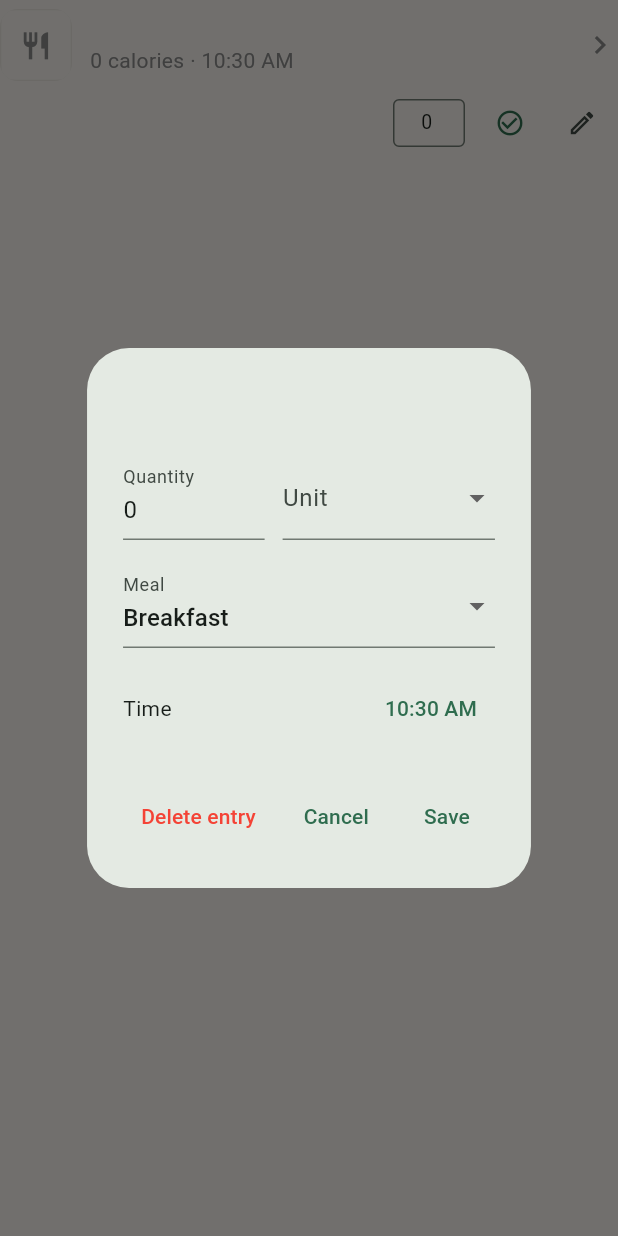
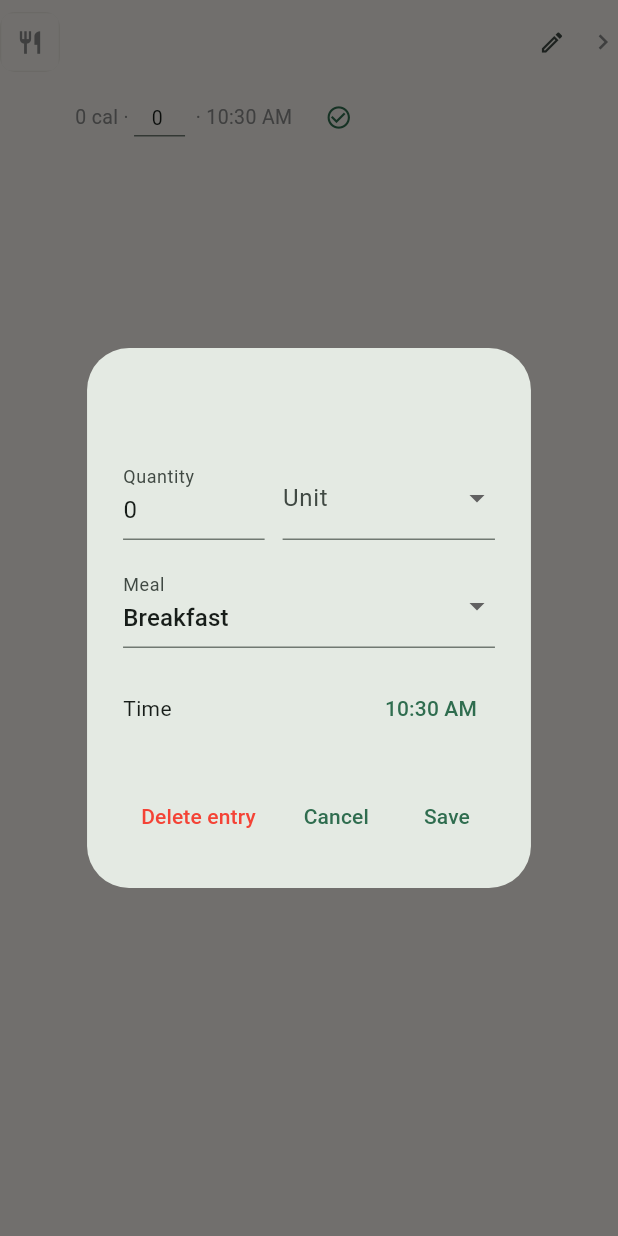
Before and after one commit to unsupo/Fitness, a Flutter app: the _FoodEntryTile widget shown alone on an empty page, opened directly with empty values, after a tap on the "edit" icon, on a phone screen of 412 x 824 dp. Run offline on Flutter 3.47's test engine with Material 3 defaults, Android fonts, the phone set to English and light mode, and no system bars; our stand-ins replace camera, dio, file_picker, fl_chart, flutter_riverpod, go_router and 1 more; missing offline and left inert: mobile_scanner; accounts and stored records are empty; network calls fail.

Commit message:
Compact meal_section rows back to 2 lines — the accordion rework had bloated them to 3
The previous pass added inline quantity editing as its own separate row
under each entry, doubling row height and making Home feel bloated/sparse
after just a few entries. Fold the editable quantity field back into the
same subtitle line as calories/unit/time (via Wrap, so it still gracefully
wraps for long content) instead of a dedicated row, and shrink the confirm/
edit icon buttons to a tight 28x28 hit target instead of IconButton's
default 48x48 — brings every entry (food, recipe header, and ingredient
sub-rows) back to the original ListTile-era density while keeping the
quantity genuinely inline-editable and swipeable.

Verified live on-device: 5 entries plus the Daily Calories card now fit
in one screen where 3 entries alone didn't fit before.

Co-Authored-By: Claude Sonnet 5 <noreply@anthropic.com>

```diff
--- a/lib/features/diary/presentation/widgets/meal_section.dart
+++ b/lib/features/diary/presentation/widgets/meal_section.dart
@@ -18,16 +18,17 @@ import 'package:intl/intl.dart';
 
 import 'edit_diary_entry_dialog.dart';
 
-/// A `SectionCard` for one meal type: heading + one row per entry, plus a
-/// small orange "+" button that pushes the scanner.
+/// A `SectionCard` for one meal type: heading + one compact row per entry,
+/// plus a small orange "+" button that pushes the scanner.
 ///
-/// Plain food entries are a single swipeable/inline-editable row. Entries
-/// logged from a recipe render as a collapsible header (name/quantity/
-/// calories) that expands to show the recipe's own ingredients as indented
-/// sub-rows — each independently swipeable and inline-editable, mirroring
-/// the Workouts feature's set-row pattern (`LogExerciseCard`): a `Dismissible`
-/// with a trailing delete-icon background, and a small numeric field +
-/// checkmark button to confirm an edited quantity, rather than a modal.
+/// Each entry is two lines tall, same density as a plain `ListTile` — name
+/// on top, then calories/quantity/time folded into one wrapping line below
+/// (the quantity is a small inline `TextField` + checkmark, not a whole
+/// separate row, so editability doesn't cost extra height). Every entry is
+/// swipeable (`Dismissible`, drag-past-threshold like Workouts' set rows).
+/// Recipe-logged entries additionally expand (tap the name row) to show the
+/// recipe's own ingredients as indented sub-rows, each independently
+/// swipeable and inline-editable the same way.
 class MealSection extends ConsumerStatefulWidget {
   const MealSection({super.key, required this.mealType, required this.entries});
 
@@ -113,6 +114,47 @@ Widget _deleteBackground() => Container(
   child: const Icon(Icons.delete_outline, color: Colors.red),
 );
 
+/// A small, tight-fitting icon button for inline rows — a default
+/// `IconButton`'s 48x48 minimum tap target would make every row far taller
+/// than the text next to it.
+Widget _compactIconButton({
+  Key? key,
+  required IconData icon,
+  required VoidCallback onPressed,
+  Color? color,
+  double size = 18,
+  String? tooltip,
+}) {
+  return IconButton(
+    key: key,
+    icon: Icon(icon, size: size),
+    color: color,
+    tooltip: tooltip,
+    padding: EdgeInsets.zero,
+    constraints: const BoxConstraints(minWidth: 28, minHeight: 28),
+    onPressed: onPressed,
+  );
+}
+
+Widget _quantityField({required Key key, required TextEditingController controller}) {
+  return SizedBox(
+    width: 34,
+    height: 26,
+    child: TextField(
+      key: key,
+      controller: controller,
+      keyboardType: const TextInputType.numberWithOptions(decimal: true),
+      textAlign: TextAlign.center,
+      style: const TextStyle(fontSize: 13),
+      decoration: const InputDecoration(
+        isDense: true,
+        contentPadding: EdgeInsets.symmetric(horizontal: 2, vertical: 4),
+        border: UnderlineInputBorder(),
+      ),
+    ),
+  );
+}
+
 class _FoodEntryTile extends ConsumerStatefulWidget {
   const _FoodEntryTile({
     super.key,
@@ -158,7 +200,7 @@ class _FoodEntryTileState extends ConsumerState<_FoodEntryTile> {
       background: _deleteBackground(),
       onDismissed: (_) => widget.onDelete(),
       child: Padding(
-        padding: const EdgeInsets.symmetric(vertical: 6),
+        padding: const EdgeInsets.symmetric(vertical: 4),
         child: Column(
           crossAxisAlignment: CrossAxisAlignment.start,
           children: [
@@ -168,59 +210,51 @@ class _FoodEntryTileState extends ConsumerState<_FoodEntryTile> {
                   : () => context.push('/food-detail/${entry.foodId}'),
               child: Row(
                 children: [
-                  FoodThumbnail(imageUrl: entry.imageUrl, size: 48),
-                  const SizedBox(width: 12),
+                  FoodThumbnail(imageUrl: entry.imageUrl, size: 40),
+                  const SizedBox(width: 10),
                   Expanded(
-                    child: Column(
-                      crossAxisAlignment: CrossAxisAlignment.start,
-                      children: [
-                        Text(entry.foodName, style: const TextStyle(fontWeight: FontWeight.w600)),
-                        Text(
-                          '${entry.calories.round()} calories · '
-                          '${DateFormat('h:mm a').format(entry.loggedAt)}',
-                          style: const TextStyle(color: AppColors.textSecondary),
-                        ),
-                      ],
+                    child: Text(
+                      entry.foodName,
+                      style: const TextStyle(fontWeight: FontWeight.w600),
                     ),
                   ),
+                  IconButton(
+                    icon: const Icon(Icons.edit_outlined, size: 18),
+                    tooltip: 'Edit entry',
+                    padding: EdgeInsets.zero,
+                    constraints: const BoxConstraints(minWidth: 28, minHeight: 28),
+                    onPressed: () => showEditDiaryEntryDialog(context, ref, entry),
+                  ),
                   if (entry.foodId != null)
-                    const Icon(Icons.chevron_right, color: AppColors.textSecondary),
+                    const Icon(Icons.chevron_right, size: 20, color: AppColors.textSecondary),
                 ],
               ),
             ),
-            const SizedBox(height: 4),
-            Row(
-              mainAxisAlignment: MainAxisAlignment.end,
-              children: [
-                SizedBox(
-                  width: 48,
-                  child: TextField(
+            Padding(
+              padding: const EdgeInsets.only(left: 50, top: 2),
+              child: Wrap(
+                crossAxisAlignment: WrapCrossAlignment.center,
+                children: [
+                  Text(
+                    '${entry.calories.round()} cal · ',
+                    style: const TextStyle(fontSize: 13, color: AppColors.textSecondary),
+                  ),
+                  _quantityField(
                     key: Key('entry-quantity-field-${entry.id}'),
                     controller: _qtyCtrl,
-                    keyboardType: const TextInputType.numberWithOptions(decimal: true),
-                    textAlign: TextAlign.center,
-                    style: const TextStyle(fontSize: 13),
-                    decoration: const InputDecoration(
-                      isDense: true,
-                      contentPadding: EdgeInsets.symmetric(horizontal: 4, vertical: 6),
-                      border: OutlineInputBorder(),
-                    ),
                   ),
-                ),
-                const SizedBox(width: 6),
-                Text(entry.quantity.unit, style: const TextStyle(color: AppColors.textSecondary)),
-                IconButton(
-                  key: Key('entry-quantity-confirm-${entry.id}'),
-                  icon: const Icon(Icons.check_circle_outline, size: 20),
-                  color: AppColors.brandGreen,
-                  onPressed: _confirmQuantity,
-                ),
-                IconButton(
-                  icon: const Icon(Icons.edit_outlined, size: 20),
-                  tooltip: 'Edit entry',
-                  onPressed: () => showEditDiaryEntryDialog(context, ref, entry),
-                ),
-              ],
+                  Text(
+                    ' ${entry.quantity.unit} · ${DateFormat('h:mm a').format(entry.loggedAt)}  ',
+                    style: const TextStyle(fontSize: 13, color: AppColors.textSecondary),
+                  ),
+                  _compactIconButton(
+                    key: Key('entry-quantity-confirm-${entry.id}'),
+                    icon: Icons.check_circle_outline,
+                    color: AppColors.brandGreen,
+                    onPressed: _confirmQuantity,
+                  ),
+                ],
+              ),
             ),
           ],
         ),
@@ -328,7 +362,7 @@ class _RecipeEntryTileState extends ConsumerState<_RecipeEntryTile> {
       background: _deleteBackground(),
       onDismissed: (_) => widget.onDelete(),
       child: Padding(
-        padding: const EdgeInsets.symmetric(vertical: 6),
+        padding: const EdgeInsets.symmetric(vertical: 4),
         child: Column(
           crossAxisAlignment: CrossAxisAlignment.start,
           children: [
@@ -338,53 +372,44 @@ class _RecipeEntryTileState extends ConsumerState<_RecipeEntryTile> {
               child: Row(
                 children: [
                   Expanded(
-                    child: Column(
-                      crossAxisAlignment: CrossAxisAlignment.start,
-                      children: [
-                        Text(entry.foodName, style: const TextStyle(fontWeight: FontWeight.w600)),
-                        Text(
-                          '${entry.calories.round()} calories · '
-                          '${DateFormat('h:mm a').format(entry.loggedAt)}',
-                          style: const TextStyle(color: AppColors.textSecondary),
-                        ),
-                      ],
+                    child: Text(
+                      entry.foodName,
+                      style: const TextStyle(fontWeight: FontWeight.w600),
                     ),
                   ),
                   Icon(
                     _expanded ? Icons.expand_less : Icons.expand_more,
+                    size: 20,
                     color: AppColors.textSecondary,
                   ),
                 ],
               ),
             ),
-            const SizedBox(height: 4),
-            Row(
-              mainAxisAlignment: MainAxisAlignment.end,
-              children: [
-                SizedBox(
-                  width: 48,
-                  child: TextField(
+            Padding(
+              padding: const EdgeInsets.only(top: 2),
+              child: Wrap(
+                crossAxisAlignment: WrapCrossAlignment.center,
+                children: [
+                  Text(
+                    '${entry.calories.round()} cal · ',
+                    style: const TextStyle(fontSize: 13, color: AppColors.textSecondary),
+                  ),
+                  _quantityField(
                     key: Key('entry-quantity-field-${entry.id}'),
                     controller: _qtyCtrl,
-                    keyboardType: const TextInputType.numberWithOptions(decimal: true),
-                    textAlign: TextAlign.center,
-                    style: const TextStyle(fontSize: 13),
-                    decoration: const InputDecoration(
-                      isDense: true,
-                      contentPadding: EdgeInsets.symmetric(horizontal: 4, vertical: 6),
-                      border: OutlineInputBorder(),
-                    ),
                   ),
-                ),
-                const SizedBox(width: 6),
-                Text(entry.quantity.unit, style: const TextStyle(color: AppColors.textSecondary)),
-                IconButton(
-                  key: Key('entry-quantity-confirm-${entry.id}'),
-                  icon: const Icon(Icons.check_circle_outline, size: 20),
-                  color: AppColors.brandGreen,
-                  onPressed: _confirmQuantity,
-                ),
-              ],
+                  Text(
+                    ' ${entry.quantity.unit} · ${DateFormat('h:mm a').format(entry.loggedAt)}  ',
+                    style: const TextStyle(fontSize: 13, color: AppColors.textSecondary),
+                  ),
+                  _compactIconButton(
+                    key: Key('entry-quantity-confirm-${entry.id}'),
+                    icon: Icons.check_circle_outline,
+                    color: AppColors.brandGreen,
+                    onPressed: _confirmQuantity,
+                  ),
+                ],
+              ),
             ),
             if (_expanded)
               Consumer(
@@ -392,11 +417,11 @@ class _RecipeEntryTileState extends ConsumerState<_RecipeEntryTile> {
                   final recipesAsync = ref.watch(recipesListProvider);
                   return recipesAsync.when(
                     loading: () => const Padding(
-                      padding: EdgeInsets.only(left: 24, top: 8),
+                      padding: EdgeInsets.only(left: 16, top: 4),
                       child: LinearProgressIndicator(),
                     ),
                     error: (error, _) => Padding(
-                      padding: const EdgeInsets.only(left: 24, top: 8),
+                      padding: const EdgeInsets.only(left: 16, top: 4),
                       child: Text('Could not load ingredients: $error'),
                     ),
                     data: (recipes) {
@@ -416,7 +441,7 @@ class _RecipeEntryTileState extends ConsumerState<_RecipeEntryTile> {
                           .toList();
 
                       return Padding(
-                        padding: const EdgeInsets.only(left: 24, top: 4),
+                        padding: const EdgeInsets.only(left: 16, top: 2),
                         child: Column(
                           crossAxisAlignment: CrossAxisAlignment.start,
                           children: [
@@ -489,38 +514,28 @@ class _IngredientRowState extends State<_IngredientRow> {
       background: _deleteBackground(),
       onDismissed: (_) => widget.onRemove(),
       child: Padding(
-        padding: const EdgeInsets.symmetric(vertical: 4),
+        padding: const EdgeInsets.symmetric(vertical: 2),
         child: Row(
           children: [
             Expanded(
               child: Text(
                 ingredient.foodName,
                 style: const TextStyle(fontSize: 13),
+                overflow: TextOverflow.ellipsis,
               ),
             ),
-            SizedBox(
-              width: 44,
-              child: TextField(
-                key: Key('ingredient-quantity-field-${ingredient.foodId}'),
-                controller: _qtyCtrl,
-                keyboardType: const TextInputType.numberWithOptions(decimal: true),
-                textAlign: TextAlign.center,
-                style: const TextStyle(fontSize: 12),
-                decoration: const InputDecoration(
-                  isDense: true,
-                  contentPadding: EdgeInsets.symmetric(horizontal: 4, vertical: 4),
-                  border: OutlineInputBorder(),
-                ),
-              ),
+            _quantityField(
+              key: Key('ingredient-quantity-field-${ingredient.foodId}'),
+              controller: _qtyCtrl,
             ),
-            const SizedBox(width: 6),
+            const SizedBox(width: 4),
             Text(
               ingredient.quantity.unit,
               style: const TextStyle(fontSize: 12, color: AppColors.textSecondary),
             ),
-            IconButton(
+            _compactIconButton(
               key: Key('ingredient-quantity-confirm-${ingredient.foodId}'),
-              icon: const Icon(Icons.check_circle_outline, size: 18),
+              icon: Icons.check_circle_outline,
               color: AppColors.brandGreen,
               onPressed: _confirmQuantity,
             ),
```
Also changed, not shown: 1 other file.
